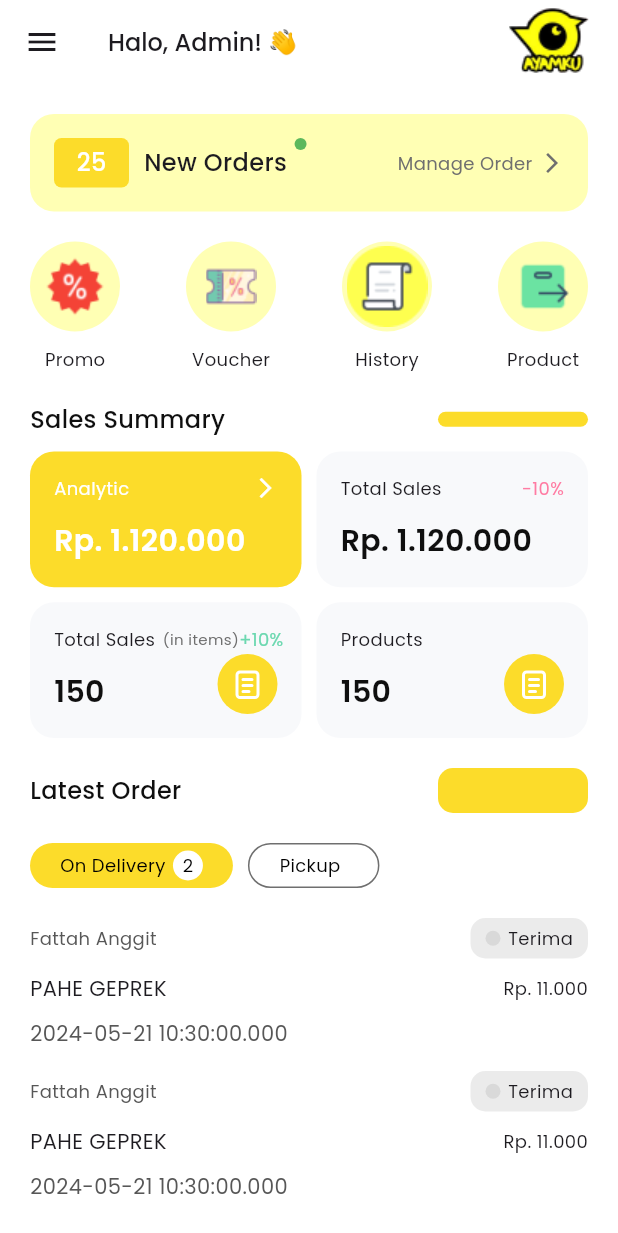
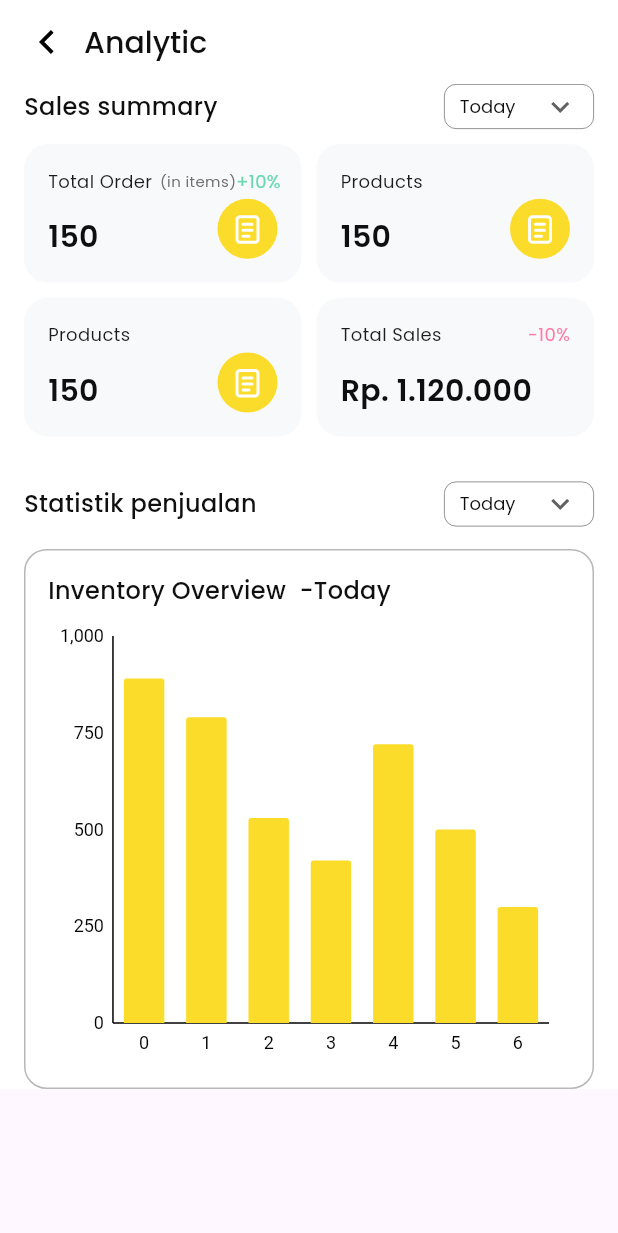
Before and after one commit to Fadzaa/ayamku-admin, a Flutter app: the screen it shows after launch, on a phone screen of 412 x 824 dp. Shown: the top 1233 px of the screen. Run offline on Flutter 3.47's test engine with Material 3 defaults, Android fonts, the phone set to English and light mode, and no system bars; our stand-ins replace charts_flutter, flutter_svg, get, google_fonts, image_picker.

Commit message:
feat: [AR] create analytic page

```diff
--- /dev/null
+++ b/lib/app/pages/features/analytic_page/analytic_page_binding.dart
@@ -0,0 +1,10 @@
+import 'package:ayamku_admin/app/pages/features/analytic_page/analytic_page_controller.dart';
+import 'package:get/get.dart';
+
+class AnalyticPageBinding extends Bindings{
+  @override
+  void dependencies() {
+    Get.lazyPut<AnalyticPageController>(() => AnalyticPageController());
+  }
+
+}
--- /dev/null
+++ b/lib/app/pages/features/analytic_page/analytic_page_controller.dart
@@ -0,0 +1,5 @@
+import 'package:get/get.dart';
+
+class AnalyticPageController extends GetxController{
+
+}
--- /dev/null
+++ b/lib/app/pages/features/analytic_page/analytic_page_view.dart
@@ -0,0 +1,67 @@
+import 'package:ayamku_admin/app/pages/features/analytic_page/analytic_page_controller.dart';
+import 'package:ayamku_admin/app/pages/features/analytic_page/section/sales_statistic.dart';
+import 'package:ayamku_admin/app/pages/features/analytic_page/section/sales_summary_section.dart';
+import 'package:ayamku_admin/common/constant.dart';
+import 'package:ayamku_admin/common/theme.dart';
+import 'package:flutter/src/widgets/framework.dart';
+import 'package:flutter_svg/flutter_svg.dart';
+import 'package:get/get.dart';
+import 'package:flutter/material.dart';
+
+class AnalyticPageView extends GetView<AnalyticPageController>{
+  const AnalyticPageView({Key? key}) : super(key: key);
+
+  @override
+  Widget build(BuildContext context) {
+    return Scaffold(
+      appBar: AppBar(
+          backgroundColor: baseColor,
+          automaticallyImplyLeading: false,
+          title: Row(
+            children: [
+
+              InkWell(
+                onTap: (){
+                  Get.back();
+                },
+                child: SvgPicture.asset(
+                  icBack,
+                  width: 30,
+                  height: 30,
+                ),
+              ),
+
+              SizedBox(width: 10,),
+
+              Text(
+                "Analytic",
+                style: txtTitlePage.copyWith(
+                  color: blackColor,
+                ),
+              )
+            ],
+          )
+      ),
+      body: SafeArea(
+        child: SingleChildScrollView(
+          child: Container(
+            color: baseColor,
+            padding: EdgeInsets.symmetric(horizontal: 16),
+            child: Column(
+              crossAxisAlignment: CrossAxisAlignment.start,
+              children: [
+
+                SalesSummarySection(),
+
+                SizedBox(height: 30,),
+
+                SalesStatisitc()
+
+              ],
+            ),
+          ),
+        ),
+      ),
+    );
+  }
+}
--- /dev/null
+++ b/lib/app/pages/features/analytic_page/items/item_sales_summary.dart
@@ -0,0 +1,166 @@
+import 'package:ayamku_admin/common/constant.dart';
+import 'package:ayamku_admin/common/theme.dart';
+import 'package:flutter/material.dart';
+import 'package:flutter_svg/flutter_svg.dart';
+
+class ItemSalesSummary extends StatelessWidget {
+  const ItemSalesSummary({
+    super.key,
+    required this.typeSalesItem
+  });
+
+  final SalesItem typeSalesItem;
+
+  @override
+  Widget build(BuildContext context) {
+    switch(typeSalesItem) {
+      case SalesItem.totalOrder:
+        return Container(
+          padding: const EdgeInsets.all(16.0),
+          decoration: BoxDecoration(
+              color: const Color(0xFFF8F9FB),
+              borderRadius: BorderRadius.circular(16)
+          ),
+          child: Column(
+            mainAxisAlignment: MainAxisAlignment.spaceBetween,
+            crossAxisAlignment: CrossAxisAlignment.start,
+            children: [
+              Row(
+                  mainAxisAlignment: MainAxisAlignment.spaceBetween,
+                  children: [
+                    Row(
+                      children: [
+                        Text("Total Order", style: txtCaption),
+                        const SizedBox(width: 5,),
+                        Text("(in items)", style: txtNavbar.copyWith(color: blackColor50))
+                      ],
+                    ),
+
+                    Text("+10%", style: txtCaption.copyWith(color: greenLight))
+                  ]
+              ),
+
+              Row(
+                mainAxisAlignment: MainAxisAlignment.spaceBetween,
+                crossAxisAlignment: CrossAxisAlignment.end,
+                children: [
+                  Text("150", style: txtHarga),
+                  Container(
+                    width: 40,
+                    height: 40,
+                    decoration: const BoxDecoration(
+                        color: primaryColor,
+                        shape: BoxShape.circle
+                    ),
+                    child: Center(
+                      child: SvgPicture.asset(icTotalOrder),
+                    ),
+                  )
+                ],
+              )
+            ],
+          ),
+        );
+
+      case SalesItem.products:
+        return Container(
+          padding: const EdgeInsets.all(16.0),
+          decoration: BoxDecoration(
+              color: const Color(0xFFF8F9FB),
+              borderRadius: BorderRadius.circular(16)
+          ),
+          child: Column(
+            mainAxisAlignment: MainAxisAlignment.spaceBetween,
+            crossAxisAlignment: CrossAxisAlignment.start,
+            children: [
+              Text("Products", style: txtCaption),
+
+              Row(
+                mainAxisAlignment: MainAxisAlignment.spaceBetween,
+                crossAxisAlignment: CrossAxisAlignment.end,
+                children: [
+                  Text("150", style: txtHarga),
+                  Container(
+                    width: 40,
+                    height: 40,
+                    decoration: const BoxDecoration(
+                        color: primaryColor,
+                        shape: BoxShape.circle
+                    ),
+                    child: Center(
+                      child: SvgPicture.asset(icTotalOrder),
+                    ),
+                  )
+                ],
+              )
+            ],
+          ),
+        );
+
+      case SalesItem.productss:
+        return Container(
+          padding: const EdgeInsets.all(16.0),
+          decoration: BoxDecoration(
+              color: const Color(0xFFF8F9FB),
+              borderRadius: BorderRadius.circular(16)
+          ),
+          child: Column(
+            mainAxisAlignment: MainAxisAlignment.spaceBetween,
+            crossAxisAlignment: CrossAxisAlignment.start,
+            children: [
+              Text("Products", style: txtCaption),
+
+              Row(
+                mainAxisAlignment: MainAxisAlignment.spaceBetween,
+                crossAxisAlignment: CrossAxisAlignment.end,
+                children: [
+                  Text("150", style: txtHarga),
+                  Container(
+                    width: 40,
+                    height: 40,
+                    decoration: const BoxDecoration(
+                        color: primaryColor,
+                        shape: BoxShape.circle
+                    ),
+                    child: Center(
+                      child: SvgPicture.asset(icTotalOrder),
+                    ),
+                  )
+                ],
+              )
+            ],
+          ),
+        );
+
+      case SalesItem.totalSales:
+        return Container(
+          padding: const EdgeInsets.all(16.0),
+          decoration: BoxDecoration(
+              color: const Color(0xFFF8F9FB),
+              borderRadius: BorderRadius.circular(16)
+          ),
+          child: Column(
+            mainAxisAlignment: MainAxisAlignment.spaceBetween,
+            crossAxisAlignment: CrossAxisAlignment.start,
+            children: [
+              Row(
+                mainAxisAlignment: MainAxisAlignment.spaceBetween,
+                children: [
+                  Text("Total Sales", style: txtCaption),
+
+                  const SizedBox(width: 10,),
+
+                  Text("-10%", style: txtCaption.copyWith(color: pinkLight))
+                ],
+              ),
+
+              Text("Rp. 1.120.000", style: txtHarga)
+
+            ],
+          ),
+        );
+    }
+  }
+}
+
+enum SalesItem {totalOrder, products, productss, totalSales }
--- /dev/null
+++ b/lib/app/pages/features/analytic_page/model/stats.dart
@@ -0,0 +1,16 @@
+import 'package:ayamku_admin/common/theme.dart';
+import 'package:charts_flutter/flutter.dart' as charts;
+class Stats{
+  final int index,orders;
+  final DateTime dateTime;
+  charts.Color? barColor;
+
+  Stats({
+    required this.index,
+    required this.orders,
+    required this.dateTime,
+    this.barColor,
+  }){
+    barColor = charts.ColorUtil.fromDartColor(primaryColor);
+  }
+}
--- /dev/null
+++ b/lib/app/pages/features/analytic_page/model/stats_data.dart
@@ -0,0 +1,39 @@
+import 'package:ayamku_admin/app/pages/features/analytic_page/model/stats.dart';
+
+List<Stats> stats_data = [
+  Stats(
+      index: 0,
+      orders: 890,
+      dateTime: DateTime.now()
+  ),
+  Stats(
+      index: 1,
+      orders: 790,
+      dateTime: DateTime.now()
+  ),
+  Stats(
+      index: 2,
+      orders: 530,
+      dateTime: DateTime.now()
+  ),
+  Stats(
+      index: 3,
+      orders: 420,
+      dateTime: DateTime.now()
+  ),
+  Stats(
+      index: 4,
+      orders: 720,
+      dateTime: DateTime.now()
+  ),
+  Stats(
+      index: 5,
+      orders: 500,
+      dateTime: DateTime.now()
+  ),
+  Stats(
+      index: 6,
+      orders: 300,
+      dateTime: DateTime.now()
+  ),
+];
--- /dev/null
+++ b/lib/app/pages/features/analytic_page/section/sales_statistic.dart
@@ -0,0 +1,120 @@
+import 'package:ayamku_admin/app/pages/features/analytic_page/model/stats.dart';
+import 'package:ayamku_admin/app/pages/features/analytic_page/model/stats_data.dart';
+import 'package:ayamku_admin/app/pages/features/product_page/items/item_dropdown_day.dart';
+import 'package:ayamku_admin/common/theme.dart';
+import 'package:flutter/cupertino.dart';
+import 'package:flutter/material.dart';
+import 'package:charts_flutter/flutter.dart' as charts;
+
+class SalesStatisitc extends StatelessWidget {
+  const SalesStatisitc({super.key});
+
+  @override
+  Widget build(BuildContext context) {
+    return Column(
+      crossAxisAlignment: CrossAxisAlignment.start,
+      children: [
+        Row(
+          mainAxisAlignment: MainAxisAlignment.spaceBetween,
+          children: [
+            Text("Statistik penjualan", style: txtHeadline3),
+
+            ItemDropdownDay()
+          ],
+        ),
+
+        SizedBox(height: 15,),
+
+        Container(
+          padding: EdgeInsets.all(15),
+          decoration: BoxDecoration(
+            border: Border.all(color: blackColor80),
+            borderRadius: BorderRadius.circular(15)
+          ),
+          child: Column(
+            crossAxisAlignment: CrossAxisAlignment.start,
+            children: [
+              Text(
+                "Inventory Overview  -Today",
+                style: txtHeadline3,
+              ),
+
+              SizedBox(height: 5,),
+
+              SizedBox(
+                height: 300,
+                child: SalesStats(
+                  stats: stats_data,
+                ),
+              ),
+            ],
+          ),
+        )
+      ],
+    );
+  }
+}
+
+class SalesStats extends StatelessWidget {
+  const SalesStats({
+    super.key,
+    required this.stats
+  });
+
+  final List<Stats> stats;
+
+  @override
+  Widget build(BuildContext context) {
+    List<charts.Series<Stats, String>> order = [
+      charts.Series(
+          id: '',
+          data: stats,
+          domainFn: (order, _) => order.index.toString(),
+          measureFn: (order, _) => order.orders,
+          colorFn: (order, _) => order.barColor!
+      )
+    ];
+
+    return charts.BarChart(
+      order,
+      animate: true,
+      domainAxis: const charts.OrdinalAxisSpec(
+        showAxisLine: true,
+        renderSpec: charts.SmallTickRendererSpec(
+          labelStyle: charts.TextStyleSpec(
+            fontSize: 12,
+            color: charts.MaterialPalette.black,
+          ),
+          lineStyle: charts.LineStyleSpec(
+            thickness: 1,
+            color: charts.MaterialPalette.black,
+          ),
+        ),
+      ),
+      primaryMeasureAxis: const charts.NumericAxisSpec(
+        showAxisLine: true,
+        tickProviderSpec: charts.BasicNumericTickProviderSpec(
+          desiredTickCount: 5,
+        ),
+        renderSpec: charts.GridlineRendererSpec(
+          labelStyle: charts.TextStyleSpec(
+            fontSize: 12,
+            color: charts.MaterialPalette.black,
+          ),
+          lineStyle: charts.LineStyleSpec(
+            thickness: 0,
+            color: charts.MaterialPalette.transparent,
+          ),
+          axisLineStyle: charts.LineStyleSpec(
+            thickness: 1,
+            color: charts.MaterialPalette.black,
+          ),
+        ),
+      ),
+      defaultRenderer: charts.BarRendererConfig(
+        cornerStrategy: const charts.ConstCornerStrategy(2),
+        maxBarWidthPx: 40,
+      ),
+    );
+  }
+}
--- /dev/null
+++ b/lib/app/pages/features/analytic_page/section/sales_summary_section.dart
@@ -0,0 +1,51 @@
+import 'package:ayamku_admin/app/pages/features/analytic_page/items/item_sales_summary.dart';
+import 'package:ayamku_admin/app/pages/features/product_page/items/item_dropdown_day.dart';
+import 'package:ayamku_admin/common/theme.dart';
+import 'package:flutter/cupertino.dart';
+import 'package:flutter/material.dart';
+
+class SalesSummarySection extends StatelessWidget {
+  const SalesSummarySection({super.key});
+
+  @override
+  Widget build(BuildContext context) {
+    List salesSummary = [
+      SalesItem.totalOrder,
+      SalesItem.products,
+      SalesItem.productss,
+      SalesItem.totalSales
+    ];
+    return Column(
+      crossAxisAlignment: CrossAxisAlignment.start,
+      children: [
+        Row(
+          mainAxisAlignment: MainAxisAlignment.spaceBetween,
+          children: [
+            Text("Sales summary", style: txtHeadline3),
+
+            ItemDropdownDay()
+          ],
+        ),
+
+        const SizedBox(height: 10,),
+
+        GridView.builder(
+            shrinkWrap: true,
+            itemCount: salesSummary.length,
+            physics: const NeverScrollableScrollPhysics(),
+            gridDelegate: const SliverGridDelegateWithFixedCrossAxisCount(
+                crossAxisCount: 2,
+                crossAxisSpacing: 10,
+                mainAxisSpacing: 10,
+                childAspectRatio: 2
+            ),
+            itemBuilder: (context, index) =>
+                ItemSalesSummary(
+                  typeSalesItem: salesSummary[index],
+                )
+        )
+
+      ],
+    );
+  }
+}
--- a/lib/app/router/app_pages.dart
+++ b/lib/app/router/app_pages.dart
@@ -2,6 +2,8 @@ import 'package:ayamku_admin/app/pages/features/add_product_page/add_product_pag
 import 'package:ayamku_admin/app/pages/features/add_product_page/add_product_page_view.dart';
 import 'package:ayamku_admin/app/pages/features/add_promo_page/add_promo_page_binding.dart';
 import 'package:ayamku_admin/app/pages/features/add_promo_page/add_promo_page_view.dart';
+import 'package:ayamku_admin/app/pages/features/analytic_page/analytic_page_binding.dart';
+import 'package:ayamku_admin/app/pages/features/analytic_page/analytic_page_view.dart';
 import 'package:ayamku_admin/app/pages/features/chat_management/chat_management_view.dart';
 import 'package:ayamku_admin/app/pages/features/chat_management/chat_management_binding.dart';
 import 'package:ayamku_admin/app/pages/features/edit_product_page/edit_product_page_binding.dart';
@@ -33,7 +35,7 @@ class AppPages {
   // static var routes;
 
   AppPages._();
-  static const INITIAL = Routes.HOME_PAGE;
+  static const INITIAL = Routes.ANALYTIC_PAGE;
 
   static final routes = [
     GetPage(
@@ -121,5 +123,11 @@ class AppPages {
       binding: EditPromoPageBinding(),
       transition: Transition.noTransition,
     ),
+    GetPage(
+      name: _Paths.ANALYTIC_PAGE,
+      page: () => const AnalyticPageView(),
+      binding: AnalyticPageBinding(),
+      transition: Transition.noTransition,
+    ),
   ];
 }
--- a/lib/app/router/app_routes.dart
+++ b/lib/app/router/app_routes.dart
@@ -17,6 +17,7 @@ abstract class Routes {
   static const PROMO_PAGE = _Paths.PROMO_PAGE;
   static const ADD_PROMO_PAGE = _Paths.ADD_PROMO_PAGE;
   static const EDIT_PROMO_PAGE = _Paths.EDIT_PROMO_PAGE;
+  static const ANALYTIC_PAGE = _Paths.ANALYTIC_PAGE;
 }
 
 abstract class _Paths {
@@ -36,4 +37,5 @@ abstract class _Paths {
   static const PROMO_PAGE = '/promo-page';
   static const ADD_PROMO_PAGE = '/add-promo-page';
   static const EDIT_PROMO_PAGE = '/edit-promo-page';
+  static const ANALYTIC_PAGE = '/analytic-page';
 }
--- a/pubspec.yaml
+++ b/pubspec.yaml
@@ -35,6 +35,8 @@ dependencies:
   google_fonts: ^6.2.1
   image_picker: ^1.1.1
   intl: ^0.17.0
+  flutter_charts: ^0.5.2
+  charts_flutter:
   flutter:
     sdk: flutter
 
```
Also changed, not shown: pubspec.lock.
